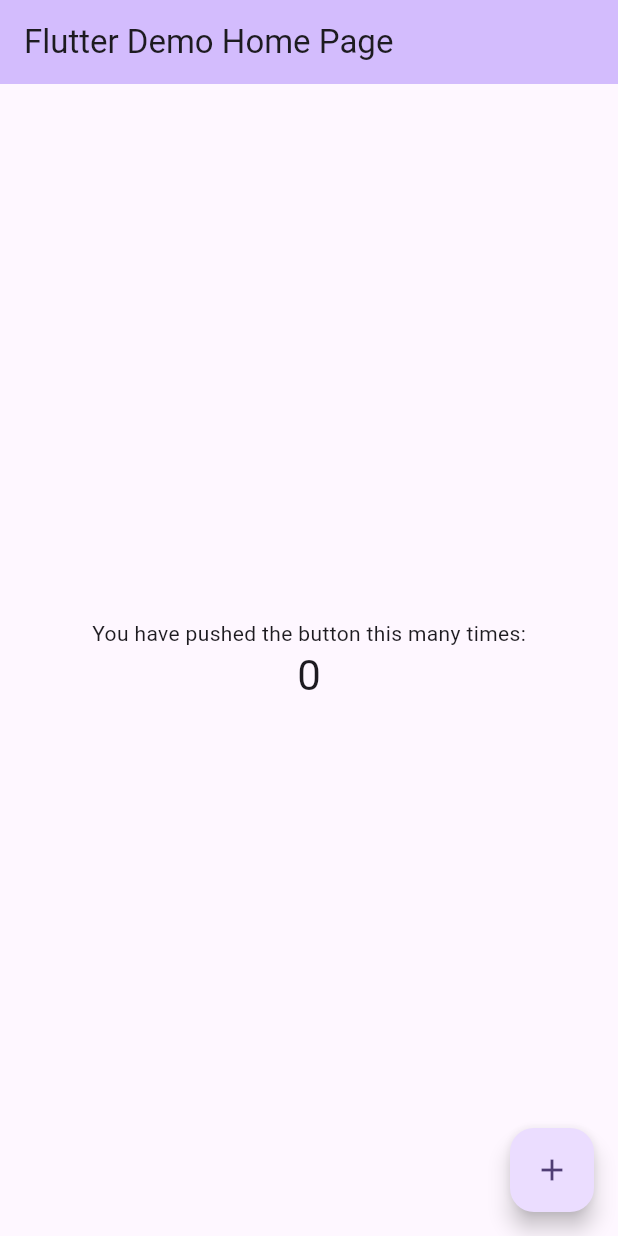
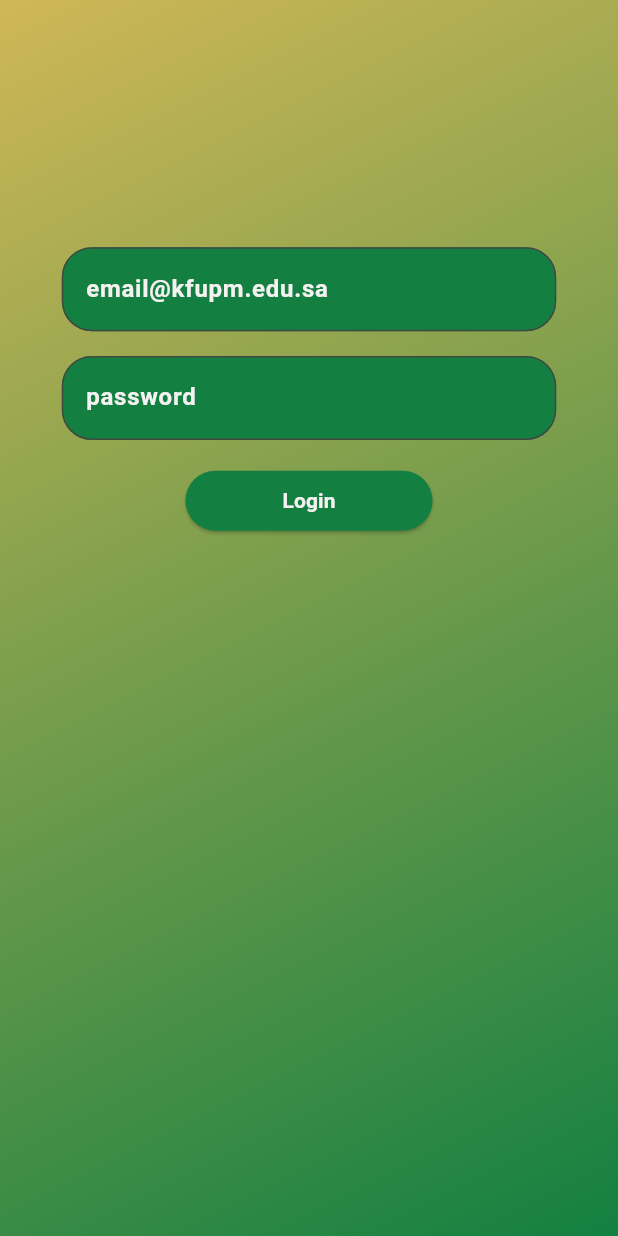
Before and after one commit to MaherWasel/kfupm_app, a Flutter app: the screen it shows after launch, on a phone screen of 412 x 824 dp. Run offline on Flutter 3.47's test engine with Material 3 defaults, Android fonts, the phone set to English and light mode, and no system bars; our stand-ins replace firebase_core; accounts and stored records are empty.

Commit message:
login phase 1

```diff
--- /dev/null
+++ b/lib/features/authentication/presentation/form_field_widget.dart
@@ -0,0 +1,55 @@
+import 'package:flutter/material.dart';
+
+class FormFieldWidget extends StatelessWidget {
+  const FormFieldWidget({
+    super.key,
+    required this.labelText,
+    required this.isEmail,
+  });
+
+  final String labelText;
+  final bool isEmail;
+
+  @override
+  Widget build(BuildContext context) {
+    return TextFormField(
+      decoration: InputDecoration(
+        filled: true,
+        fillColor: const Color.fromRGBO(19, 128, 65, 1),
+        border: OutlineInputBorder(
+          borderRadius: BorderRadius.circular(20.0),
+        ),
+        labelText: labelText,
+        labelStyle: const TextStyle(
+          color: Color.fromARGB(255, 244, 241, 241),
+          fontSize: 16,
+          fontWeight: FontWeight.bold,
+        ),
+      ),
+      style: const TextStyle(
+        color: Color.fromARGB(255, 244, 241, 241),
+        fontSize: 16,
+      ),
+      validator: isEmail
+          ? (email) {
+              if (email == null ||
+                  email.trim().isEmpty ||
+                  !email.contains("@")) {
+                return "Please Enter a vaild emil adderss.";
+              }
+              return null;
+            }
+          : (password) {
+              if (password == null ||
+                  password.isEmpty ||
+                  password.trim().length < 8) {
+                return "Please enter a valid password";
+              } else {
+                return null;
+              }
+            },
+      textCapitalization: TextCapitalization.none,
+      autocorrect: false,
+    );
+  }
+}
--- /dev/null
+++ b/lib/features/authentication/presentation/login_screen.dart
@@ -0,0 +1,81 @@
+import 'package:flutter/material.dart';
+import 'package:kfupm_app/features/authentication/presentation/form_field_widget.dart';
+
+class LoginScreen extends StatelessWidget {
+  LoginScreen({super.key});
+  final _formKey = GlobalKey<FormState>();
+  @override
+  Widget build(BuildContext context) {
+    final deviceData = MediaQuery.of(context).size;
+    return Scaffold(
+      body: Container(
+        height: deviceData.height,
+        width: deviceData.width,
+        decoration: const BoxDecoration(
+          gradient: LinearGradient(
+            colors: [
+              Color.fromRGBO(208, 183, 86, 1),
+              Color.fromRGBO(19, 128, 65, 1),
+            ],
+            begin: Alignment.topLeft,
+            end: Alignment.bottomRight,
+          ),
+        ),
+        child: Center(
+          child: Column(
+            children: [
+              SizedBox(
+                height: deviceData.height / 5,
+              ),
+              //Image here
+              Form(
+                key: _formKey,
+                child: Column(
+                  children: [
+                    SizedBox(
+                      width: deviceData.width * 0.8,
+                      child: const FormFieldWidget(
+                        labelText: "email@kfupm.edu.sa",
+                        isEmail: true,
+                      ),
+                    ),
+                    SizedBox(
+                      height: deviceData.height * 0.02,
+                    ),
+                    SizedBox(
+                      width: deviceData.width * 0.8,
+                      child: const FormFieldWidget(
+                        labelText: "password",
+                        isEmail: false,
+                      ),
+                    ),
+                  ],
+                ),
+              ),
+              SizedBox(
+                height: deviceData.height * 0.02,
+              ),
+              SizedBox(
+                  width: deviceData.width * 0.4,
+                  child: ElevatedButton(
+                    onPressed: () {},
+                    child: Text(
+                      'Login',
+                      style: TextStyle(
+                        color: Color.fromARGB(255, 244, 241, 241),
+                        fontWeight: FontWeight.bold,
+                      ),
+                    ),
+                    style: ButtonStyle(
+                      backgroundColor: MaterialStateProperty.all<Color>(
+                        const Color.fromRGBO(19, 128, 65, 1),
+                      ),
+                    ),
+                  )),
+            ],
+          ),
+        ),
+      ),
+    );
+  }
+}
--- a/lib/main.dart
+++ b/lib/main.dart
@@ -1,10 +1,11 @@
 import 'package:firebase_core/firebase_core.dart';
 import 'package:flutter/material.dart';
+import 'package:kfupm_app/features/authentication/presentation/login_screen.dart';
 import 'package:kfupm_app/firebase_options.dart';
 
 Future<void> main() async {
   WidgetsFlutterBinding.ensureInitialized();
-  await Firebase.initializeApp(options: DefaultFirebaseOptions.currentPlatform);
+  await Firebase.initializeApp(options: DefaultFirebaseOptions.android);
   runApp(const MyApp());
 }
 
@@ -32,10 +33,12 @@
         //
         // This works for code too, not just values: Most code changes can be
         // tested with just a hot reload.
-        colorScheme: ColorScheme.fromSeed(seedColor: Colors.deepPurple),
+        colorScheme: ColorScheme.fromSeed(
+          seedColor: const Color.fromRGBO(19, 128, 65, 1),
+        ),
         useMaterial3: true,
       ),
-      home: const MyHomePage(title: 'Flutter Demo Home Page'),
+      home: LoginScreen(),
     );
   }
 }
```
